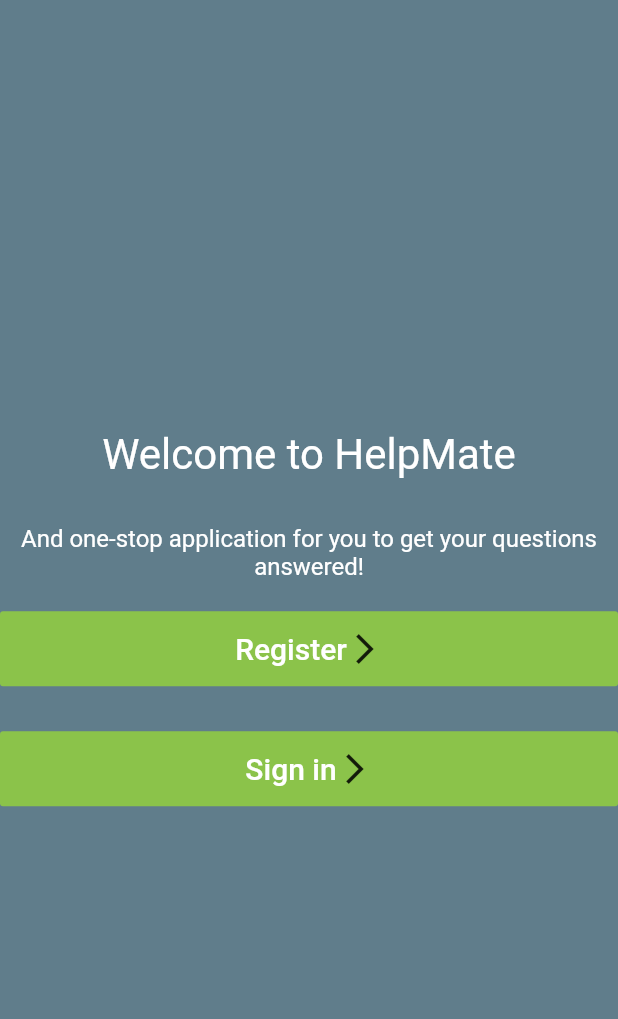
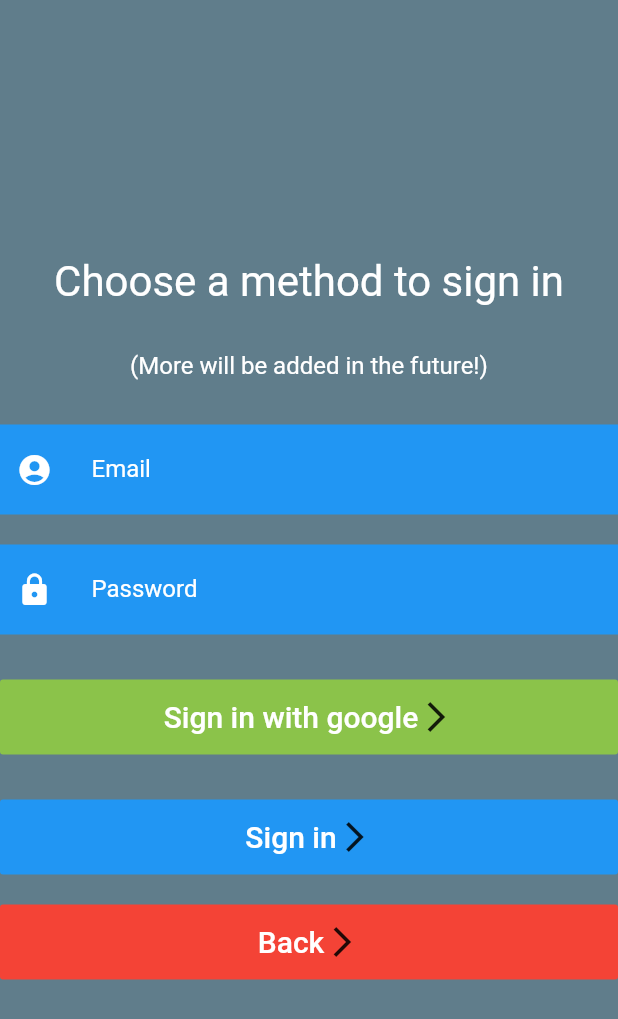
Before and after one commit to anujchoudhary-17/HelpMate, a Flutter app: the screen it shows after launch, after a tap on "Sign in", on a phone screen of 412 x 824 dp. Shown: the top 1019 px of the screen. Run offline on Flutter 3.47's test engine with Material 2 defaults, Android fonts, the phone set to English and light mode, and no system bars; our stand-ins replace cloud_firestore, firebase_auth, firebase_core, google_sign_in; accounts and stored records are empty; network calls fail.

Commit message:
Sent user to dashboard when they login, store current user in a singleton library

```diff
--- a/lib/Login/loginView.dart
+++ b/lib/Login/loginView.dart
@@ -0,0 +1,178 @@
+import 'package:flutter/cupertino.dart';
+import 'package:flutter/material.dart';
+import 'package:google_sign_in/google_sign_in.dart';
+import 'package:firebase_auth/firebase_auth.dart';
+import 'package:help_mate/main.dart';
+import 'package:help_mate/singleton.dart' as singleton;
+import 'package:help_mate/common/NavigationHelper.dart';
+
+class Login extends StatefulWidget {
+  const Login({Key? key}) : super(key: key);
+
+  @override
+  _LoginState createState() => _LoginState();
+}
+
+class _LoginState extends State<Login> {
+
+
+  List tagsList = [];
+
+  @override
+  void initState() {
+    // TODO: implement initState
+
+    super.initState();
+  }
+
+  _buildTextField(
+      TextEditingController controller, IconData icon, String labelText) {
+    return Container(
+      padding: EdgeInsets.symmetric(horizontal: 10, vertical: 5),
+      decoration: BoxDecoration(
+          color: Colors.blue, border: Border.all(color: Colors.blue)),
+      child: TextField(
+        controller: controller,
+        style: TextStyle(color: Colors.white),
+        decoration: InputDecoration(
+            contentPadding: EdgeInsets.symmetric(horizontal: 10),
+            labelText: labelText,
+            labelStyle: TextStyle(color: Colors.white),
+            icon: Icon(
+              icon,
+              color: Colors.white,
+            ),
+            // prefix: Icon(icon),
+            border: InputBorder.none),
+      ),
+    );
+  }
+
+  final TextEditingController nameController = TextEditingController();
+  final TextEditingController passwordController = TextEditingController();
+
+  @override
+  Widget build(BuildContext context) {
+    return Scaffold(
+        body: Column(
+            mainAxisAlignment: MainAxisAlignment.center,
+            children: <Widget>[
+              Text(
+                  "Choose a method to sign in",
+                  textAlign: TextAlign.center,
+                  style: TextStyle(color: Colors.white, fontSize: 28)
+              ),
+
+              SizedBox(height: 30),
+
+              Text(
+                  "(More will be added in the future!)",
+                  textAlign: TextAlign.center,
+                  style: TextStyle(color: Colors.white, fontSize: 16)
+              ),
+
+              SizedBox(height: 30),
+
+              _buildTextField(nameController, Icons.account_circle, 'Email'),
+
+              SizedBox(height: 20),
+
+              _buildTextField(passwordController, Icons.lock, "Password"),
+
+              SizedBox(height: 30),
+
+              MaterialButton(
+                  elevation: 0,
+                  height: 50,
+
+                  onPressed: () async{
+                    final GoogleSignInAccount? googleUser = await googleSignIn.signIn();
+
+                    if(googleUser != null) {
+                      final GoogleSignInAuthentication googleAuth = await googleUser.authentication;
+
+                      final AuthCredential credential = GoogleAuthProvider.credential(
+                          idToken: googleAuth.idToken, accessToken: googleAuth.accessToken);
+
+                      final UserCredential authResult = await firebaseAuth.signInWithCredential(credential);
+                      final User? user = authResult.user;
+                      singleton.currentUser = user;
+                      NavigationHelper().navigateToDashboard(context);
+                    }
+                  },
+                  color: Colors.lightGreen,
+
+                  child: Row(
+                      mainAxisAlignment: MainAxisAlignment.center,
+                      children: <Widget>[
+                        Text(
+                            "Sign in with google",
+                            style: TextStyle(color: Colors.white, fontSize: 20)
+                        ),
+                        Icon(Icons.arrow_forward_ios)
+                      ]
+                  )
+
+              ),
+
+              SizedBox(height: 30),
+
+
+              MaterialButton(
+                  elevation: 0,
+                  height: 50,
+                  onPressed: () async {
+                    User? firebaseUser;
+                    final userCredential = await firebaseAuth.signInWithEmailAndPassword(email: nameController.text, password: passwordController.text);
+                    firebaseUser = userCredential.user;
+                    singleton.currentUser = firebaseUser;
+                    print(firebaseUser?.email);
+                    NavigationHelper().navigateToDashboard(context);
+                  },
+
+                  color: Colors.blue,
+
+                  child: Row(
+                      mainAxisAlignment: MainAxisAlignment.center,
+                      children: <Widget>[
+                        Text(
+                            "Sign in",
+                            style: TextStyle(color: Colors.white, fontSize: 20)
+                        ),
+                        Icon(Icons.arrow_forward_ios)
+                      ]
+                  )
+
+              ),
+
+              SizedBox(height: 20),
+
+
+              MaterialButton(
+                  elevation: 0,
+                  height: 50,
+                  onPressed: () {
+                    NavigationHelper().navigateToSplash(context);
+                  },
+                  color: Colors.red,
+
+                  child: Row(
+                      mainAxisAlignment: MainAxisAlignment.center,
+                      children: <Widget>[
+                        Text(
+                            "Back",
+                            style: TextStyle(color: Colors.white, fontSize: 20)
+                        ),
+                        Icon(Icons.arrow_forward_ios)
+                      ]
+                  )
+
+              ),
+
+            ]
+        )
+    );
+
+
+  }
+}
--- a/lib/Splash/splashView.dart
+++ b/lib/Splash/splashView.dart
@@ -25,7 +25,6 @@ class _SplashState extends State<Splash> {
 
   @override
   Widget build(BuildContext context) {
-    final items = List<String>.generate(10000, (i) => "Item $i");
     return Scaffold(
       body: Column(
         mainAxisAlignment: MainAxisAlignment.center,
@@ -75,7 +74,7 @@ class _SplashState extends State<Splash> {
             elevation: 0,
             height: 50,
             onPressed: () {
-
+              NavigationHelper().navigateToLogin(context);
             },
             color: Colors.lightGreen,
 
--- a/lib/common/NavigationHelper.dart
+++ b/lib/common/NavigationHelper.dart
@@ -3,6 +3,9 @@ import 'package:flutter/material.dart';
 import 'package:help_mate/testOnlyForAnuj.dart';
 import 'package:help_mate/Splash/splashView.dart';
 import 'package:help_mate/Register/registerView.dart';
+import 'package:help_mate/Login/loginView.dart';
+import 'package:help_mate/PostList/postListView.dart';
+import 'package:help_mate/Dashboard/dashboardView.dart';
 
 class NavigationHelper{
   void navigateToAnuj(BuildContext context)
@@ -27,4 +30,25 @@ class NavigationHelper{
     );
   }
 
+  void navigateToLogin(BuildContext context) {
+    Navigator.push(
+      context,
+      MaterialPageRoute(builder: (context) => Login()),
+    );
+  }
+
+  void navigateToPostList(BuildContext context) {
+    Navigator.push(
+      context,
+      MaterialPageRoute(builder: (context) => PostList()),
+    );
+  }
+
+  void navigateToDashboard(BuildContext context) {
+    Navigator.push(
+      context,
+      MaterialPageRoute(builder: (context) => DashboardView()),
+    );
+  }
+
 }
```
Also changed, not shown: lib/PostList/postListView.dart (+95 -0 lines), lib/Register/registerView.dart (+10 -6 lines).
